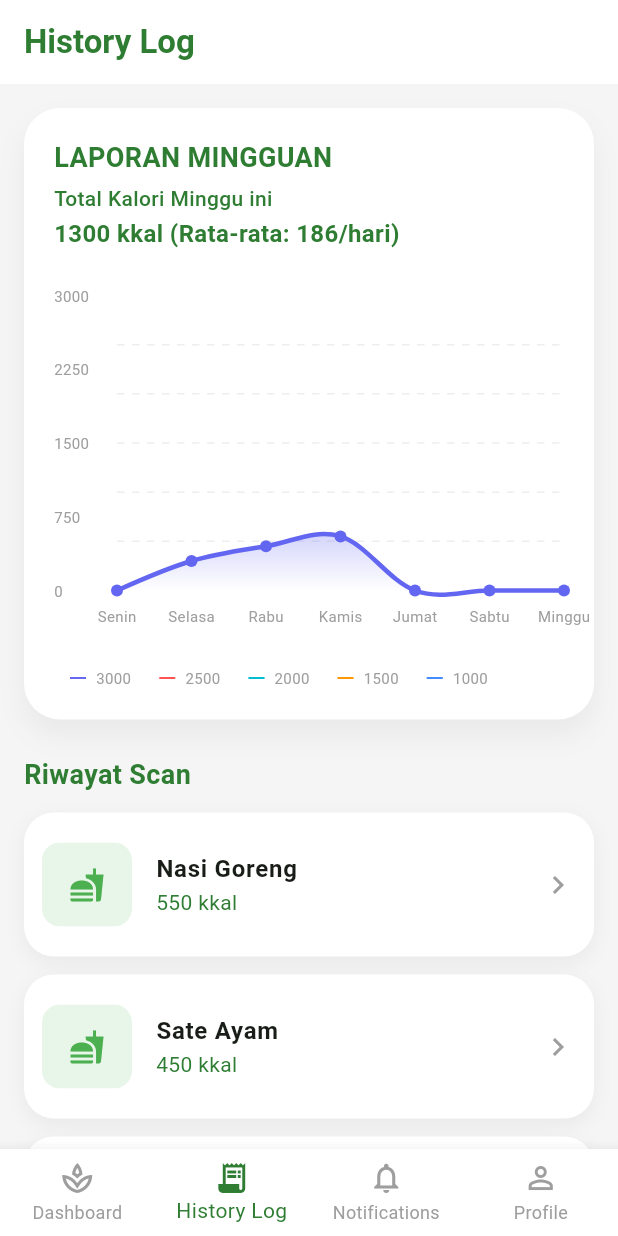
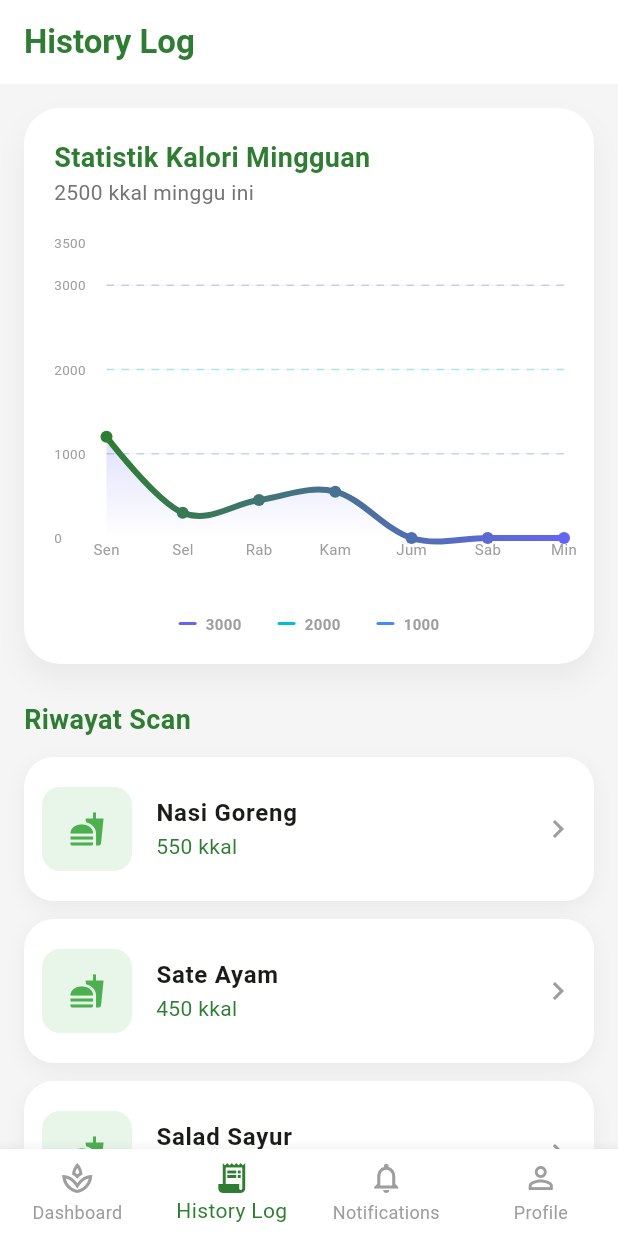
Before and after one commit to ZoeryaXD/NutriGenius, a Flutter app: the screen it shows after launch, item 2 of the bottom bar chosen, on a phone screen of 412 x 824 dp. Run offline on Flutter 3.47's test engine with Material 3 defaults, Android fonts, the phone set to English and light mode, and no system bars; drawn by our look-alikes of fl_chart; our stand-ins replace flutter_bloc, get_it, sqflite; accounts and stored records are empty.

Commit message:
Tambah Tampilan  Responsif

```diff
--- a/lib/features/history/presentation/bloc/history_bloc.dart
+++ b/lib/features/history/presentation/bloc/history_bloc.dart
@@ -15,52 +15,14 @@ class HistoryBloc extends Bloc<HistoryEvent, HistoryState> {
         List<FoodModel> data = await dbHelper.getHistory();
 
         if (data.isEmpty) {
-          data = [
-            FoodModel(
-              id: 1,
-              foodName: "Nasi Goreng",
-              calories: 550,
-              protein: 15,
-              carbs: 60,
-              fat: 20,
-              sugar: 5,
-              imagePath: "",
-              createdAt: DateTime.now().toIso8601String(),
-            ),
-            FoodModel(
-              id: 2,
-              foodName: "Sate Ayam",
-              calories: 450,
-              protein: 25,
-              carbs: 10,
-              fat: 15,
-              sugar: 8,
-              imagePath: "",
-              createdAt: DateTime.now()
-                  .subtract(const Duration(days: 1))
-                  .toIso8601String(),
-            ),
-            FoodModel(
-              id: 3,
-              foodName: "Salad Sayur",
-              calories: 300,
-              protein: 5,
-              carbs: 30,
-              fat: 2,
-              sugar: 10,
-              imagePath: "",
-              createdAt: DateTime.now()
-                  .subtract(const Duration(days: 2))
-                  .toIso8601String(),
-            ),
-          ];
+          data = _generateDummyData();
         }
 
         final weeklyData = _calculateWeeklyData(data);
 
         emit(HistoryLoaded(data, weeklyData));
       } catch (e) {
-        emit(HistoryError(e.toString()));
+        emit(HistoryError("Gagal memuat riwayat: $e"));
       }
     });
 
@@ -77,41 +39,113 @@ class HistoryBloc extends Bloc<HistoryEvent, HistoryState> {
       try {
         await dbHelper.deleteFood(event.id);
 
-        try {
-          await _deleteFromServer(event.id);
-        } catch (e) {
-          print(e);
-        }
+        _deleteFromServer(
+          event.id,
+        ).catchError((e) => print("Server Delete Error: $e"));
 
         add(LoadHistory());
       } catch (e) {
-        emit(HistoryError(e.toString()));
+        emit(HistoryError("Gagal menghapus riwayat: $e"));
       }
     });
-  }
-
-  Future<void> _deleteFromServer(int id) async {
-    final response = await http.delete(
-      Uri.parse('http://192.168.1.xxx:3000/api/history/$id'),
-    );
-
-    if (response.statusCode != 200) {
-      throw Exception("Failed to delete from server");
-    }
   }
 
   List<double> _calculateWeeklyData(List<FoodModel> histories) {
     List<double> weekCalories = List.filled(7, 0.0);
 
+    DateTime now = DateTime.now();
+    DateTime startOfWeek = now.subtract(Duration(days: now.weekday - 1));
+    startOfWeek = DateTime(
+      startOfWeek.year,
+      startOfWeek.month,
+      startOfWeek.day,
+    );
+
     for (var food in histories) {
       try {
         DateTime date = DateTime.parse(food.createdAt);
-        int dayIndex = date.weekday - 1;
-        weekCalories[dayIndex] += food.calories;
+
+        if (date.isAfter(startOfWeek.subtract(const Duration(seconds: 1)))) {
+          int dayIndex = date.weekday - 1;
+          if (dayIndex >= 0 && dayIndex < 7) {
+            weekCalories[dayIndex] += food.calories;
+          }
+        }
       } catch (e) {
         print("Error parsing date: $e");
       }
     }
     return weekCalories;
   }
+
+  List<FoodModel> _generateDummyData() {
+    DateTime now = DateTime.now();
+    return [
+      FoodModel(
+        id: 1,
+        foodName: "Nasi Goreng",
+        calories: 550,
+        protein: 15,
+        carbs: 60,
+        fat: 20,
+        sugar: 5,
+        imagePath: "",
+        createdAt: now.toIso8601String(),
+      ),
+      FoodModel(
+        id: 2,
+        foodName: "Sate Ayam",
+        calories: 450,
+        protein: 25,
+        carbs: 10,
+        fat: 15,
+        sugar: 8,
+        imagePath: "",
+        createdAt: now.subtract(const Duration(days: 1)).toIso8601String(),
+      ),
+      FoodModel(
+        id: 3,
+        foodName: "Salad Sayur",
+        calories: 300,
+        protein: 5,
+        carbs: 30,
+        fat: 2,
+        sugar: 10,
+        imagePath: "",
+        createdAt: now.subtract(const Duration(days: 2)).toIso8601String(),
+      ),
+      FoodModel(
+        id: 4,
+        foodName: "Ayam Bakar",
+        calories: 1200,
+        protein: 40,
+        carbs: 5,
+        fat: 12,
+        sugar: 0,
+        imagePath: "",
+        createdAt: now.subtract(const Duration(days: 3)).toIso8601String(),
+      ),
+      FoodModel(
+        id: 5,
+        foodName: "Seblak",
+        calories: 800,
+        protein: 10,
+        carbs: 80,
+        fat: 25,
+        sugar: 4,
+        imagePath: "",
+        createdAt: now.subtract(const Duration(days: 4)).toIso8601String(),
+      ),
+    ];
+  }
+
+  Future<void> _deleteFromServer(int id) async {
+    final response = await http
+        .delete(Uri.parse('http://192.168.1.xxx:3000/api/history/$id'))
+        .timeout(const Duration(seconds: 5));
+
+    if (response.statusCode != 200) {
+      throw Exception("Failed to delete from server");
+    }
+  }
 }
--- a/lib/features/history/presentation/pages/history_page.dart
+++ b/lib/features/history/presentation/pages/history_page.dart
@@ -88,53 +88,55 @@ class _HistoryPageState extends State<HistoryPage> {
   }
 
   Widget _buildWideLayout(HistoryLoaded state) {
-    return Row(
-      crossAxisAlignment: CrossAxisAlignment.start,
+    return Column(
       children: [
-        Expanded(
-          flex: 45,
-          child: SingleChildScrollView(
-            padding: const EdgeInsets.fromLTRB(24, 32, 12, 32),
-            child: Column(
-              crossAxisAlignment: CrossAxisAlignment.start,
-              children: [
-                const Text(
+        Padding(
+          padding: const EdgeInsets.fromLTRB(24, 24, 24, 8),
+          child: Row(
+            children: [
+              Expanded(
+                flex: 45,
+                child: const Text(
                   "Laporan Mingguan",
                   style: TextStyle(
-                    fontSize: 22,
-                    fontWeight: FontWeight.bold,
-                    color: Color(0xFF2E7D32),
-                  ),
-                ),
-                const SizedBox(height: 20),
-                AspectRatio(
-                  aspectRatio: 1.2,
-                  child: WeeklyReportCard(weeklyData: state.chartData),
-                ),
-              ],
-            ),
-          ),
-        ),
-
-        Expanded(
-          flex: 55,
-          child: Column(
-            crossAxisAlignment: CrossAxisAlignment.start,
-            children: [
-              const Padding(
-                padding: EdgeInsets.fromLTRB(12, 40, 24, 16),
-                child: Text(
-                  "Riwayat Scan",
-                  style: TextStyle(
-                    fontSize: 18,
+                    fontSize: 20,
                     fontWeight: FontWeight.bold,
                     color: Color(0xFF2E7D32),
                   ),
                 ),
               ),
+              const SizedBox(width: 24),
               Expanded(
+                flex: 55,
+                child: const Text(
+                  "Riwayat Scan",
+                  style: TextStyle(
+                    fontSize: 20,
+                    fontWeight: FontWeight.bold,
+                    color: Color(0xFF2E7D32),
+                  ),
+                ),
+              ),
+            ],
+          ),
+        ),
+
+        Expanded(
+          child: Row(
+            crossAxisAlignment: CrossAxisAlignment.start,
+            children: [
+              Expanded(
+                flex: 45,
+                child: SingleChildScrollView(
+                  padding: const EdgeInsets.fromLTRB(24, 8, 12, 24),
+                  child: WeeklyReportCard(weeklyData: state.chartData),
+                ),
+              ),
+
+              Expanded(
+                flex: 55,
                 child: ListView.builder(
-                  padding: const EdgeInsets.fromLTRB(12, 0, 24, 32),
+                  padding: const EdgeInsets.fromLTRB(12, 8, 24, 24),
                   itemCount: state.histories.length,
                   itemBuilder: (context, index) =>
                       HistoryListItem(food: state.histories[index]),
--- a/lib/features/history/presentation/widgets/weekly_report_card.dart
+++ b/lib/features/history/presentation/widgets/weekly_report_card.dart
@@ -3,16 +3,20 @@ import 'package:flutter/material.dart';
 
 class WeeklyReportCard extends StatelessWidget {
   final List<double> weeklyData;
+  final bool isLandscape;
 
-  const WeeklyReportCard({super.key, required this.weeklyData});
+  const WeeklyReportCard({
+    super.key,
+    required this.weeklyData,
+    this.isLandscape = false,
+  });
 
   @override
   Widget build(BuildContext context) {
     double total = weeklyData.fold(0, (sum, item) => sum + item);
-    double average = total / 7;
 
     return Container(
-      padding: const EdgeInsets.all(20),
+      padding: EdgeInsets.all(isLandscape ? 16 : 20),
       decoration: BoxDecoration(
         color: Colors.white,
         borderRadius: BorderRadius.circular(24),
@@ -25,106 +29,68 @@ class WeeklyReportCard extends StatelessWidget {
         ],
       ),
       child: Column(
+        mainAxisSize: MainAxisSize.min,
         crossAxisAlignment: CrossAxisAlignment.start,
         children: [
-          const Text(
-            "LAPORAN MINGGUAN",
+          Text(
+            "Statistik Kalori Mingguan",
             style: TextStyle(
-              fontSize: 18,
+              fontSize: isLandscape ? 14 : 18,
               fontWeight: FontWeight.bold,
-              color: Color(0xFF2E7D32),
+              color: const Color(0xFF2E7D32),
             ),
           ),
-          const SizedBox(height: 4),
-          const Text(
-            "Total Kalori Minggu ini",
+          FittedBox(
+            fit: BoxFit.scaleDown,
+            child: Text(
+              "${total.toStringAsFixed(0)} kkal minggu ini",
               style: TextStyle(
-              color: Color(0xFF2E7D32),
-              fontWeight: FontWeight.w500,
+                fontSize: isLandscape ? 12 : 14,
+                color: Colors.grey[600],
               ),
             ),
-          const SizedBox(height: 2),
-          Text(
-            "${total.toStringAsFixed(0)} kkal (Rata-rata: ${average.toStringAsFixed(0)}/hari)",
-            style: const TextStyle(
-              fontSize: 16,
-              fontWeight: FontWeight.bold,
-              color: Color(0xFF2E7D32),
           ),
-          ),
-          const SizedBox(height: 30),
+          SizedBox(height: isLandscape ? 12 : 24),
           AspectRatio(
-            aspectRatio: 1.5,
+            aspectRatio: isLandscape ? 2.2 : 1.5,
             child: LineChart(
               LineChartData(
+                lineTouchData: LineTouchData(
+                  touchTooltipData: LineTouchTooltipData(
+                    getTooltipColor: (touchedSpot) => const Color(0xFF2E7D32),
+                    tooltipBorderRadius: BorderRadius.circular(8),
+                    getTooltipItems: (List<LineBarSpot> touchedSpots) {
+                      return touchedSpots.map((LineBarSpot touchedSpot) {
+                        return LineTooltipItem(
+                          '${touchedSpot.y.toInt()} kkal',
+                          const TextStyle(
+                            color: Colors.white,
+                            fontWeight: FontWeight.bold,
+                            fontSize: 12,
+                          ),
+                        );
+                      }).toList();
+                    },
+                  ),
+                  handleBuiltInTouches: true,
+                ),
+                extraLinesData: ExtraLinesData(
+                  horizontalLines: [
+                    _buildThresholdLine(3000, const Color(0xFF6366F1)),
+                    _buildThresholdLine(2000, Colors.cyan),
+                    _buildThresholdLine(1000, Colors.blueAccent),
+                  ],
+                ),
                 gridData: FlGridData(
                   show: true,
                   drawVerticalLine: false,
-                  getDrawingHorizontalLine: (value) => FlLine(
-                    color: Colors.grey[200],
-                    strokeWidth: 1,
-                    dashArray: [5, 5],
+                  getDrawingHorizontalLine: (value) =>
+                      FlLine(color: Colors.grey[100]!, strokeWidth: 1),
                 ),
-                ),
-                titlesData: FlTitlesData(
-                  show: true,
-                  rightTitles: const AxisTitles(
-                    sideTitles: SideTitles(showTitles: false),
-                  ),
-                  topTitles: const AxisTitles(
-                    sideTitles: SideTitles(showTitles: false),
-                  ),
-                  bottomTitles: AxisTitles(
-                    sideTitles: SideTitles(
-                      showTitles: true,
-                      reservedSize: 30,
-                      interval: 1,
-                      getTitlesWidget: (value, meta) {
-                        const days = [
-                          'Senin',
-                          'Selasa',
-                          'Rabu',
-                          'Kamis',
-                          'Jumat',
-                          'Sabtu',
-                          'Minggu',
-                        ];
-                        if (value.toInt() >= 0 && value.toInt() < days.length) {
-                          return Padding(
-                            padding: const EdgeInsets.only(top: 10),
-                            child: Text(
-                              days[value.toInt()],
-                              style: const TextStyle(
-                                fontSize: 10,
-                                color: Colors.grey,
-                              ),
-                            ),
-                          );
-                        }
-                        return const Text('');
-                      },
-                    ),
-                  ),
-                  leftTitles: AxisTitles(
-                    sideTitles: SideTitles(
-                      showTitles: true,
-                      interval: 750,
-                      reservedSize: 42,
-                      getTitlesWidget: (value, meta) => Text(
-                        value.toInt().toString(),
-                        style: const TextStyle(
-                          fontSize: 10,
-                          color: Colors.grey,
-                        ),
-                      ),
-                    ),
-                  ),
-                ),
+                titlesData: _buildTitlesData(),
                 borderData: FlBorderData(show: false),
-                minX: 0,
-                maxX: 6,
                 minY: 0,
-                maxY: 3000,
+                maxY: 3500,
                 lineBarsData: [
                   LineChartBarData(
                     spots: weeklyData
@@ -133,15 +99,17 @@ class WeeklyReportCard extends StatelessWidget {
                         .map((e) => FlSpot(e.key.toDouble(), e.value))
                         .toList(),
                     isCurved: true,
-                    color: const Color(0xFF6366F1),
-                    barWidth: 3,
+                    gradient: const LinearGradient(
+                      colors: [Color(0xFF2E7D32), Color(0xFF6366F1)],
+                    ),
+                    barWidth: 4,
                     isStrokeCapRound: true,
                     dotData: const FlDotData(show: true),
                     belowBarData: BarAreaData(
                       show: true,
                       gradient: LinearGradient(
                         colors: [
-                          const Color(0xFF6366F1).withOpacity(0.3),
+                          const Color(0xFF6366F1).withOpacity(0.2),
                           const Color(0xFF6366F1).withOpacity(0.0),
                         ],
                         begin: Alignment.topCenter,
@@ -160,41 +128,87 @@ class WeeklyReportCard extends StatelessWidget {
     );
   }
 
+  HorizontalLine _buildThresholdLine(double y, Color color) {
+    return HorizontalLine(
+      y: y,
+      color: color.withOpacity(0.3),
+      strokeWidth: 1,
+      dashArray: [5, 5],
+    );
+  }
+
+  FlTitlesData _buildTitlesData() {
+    return FlTitlesData(
+      show: true,
+      rightTitles: const AxisTitles(sideTitles: SideTitles(showTitles: false)),
+      topTitles: const AxisTitles(sideTitles: SideTitles(showTitles: false)),
+      bottomTitles: AxisTitles(
+        sideTitles: SideTitles(
+          showTitles: true,
+          reservedSize: 30,
+          getTitlesWidget: (value, meta) {
+            const days = ['Sen', 'Sel', 'Rab', 'Kam', 'Jum', 'Sab', 'Min'];
+            if (value.toInt() >= 0 && value.toInt() < days.length) {
+              return Text(
+                days[value.toInt()],
+                style: const TextStyle(fontSize: 10, color: Colors.grey),
+              );
+            }
+            return const SizedBox();
+          },
+        ),
+      ),
+      leftTitles: AxisTitles(
+        sideTitles: SideTitles(
+          showTitles: true,
+          interval: 1000,
+          reservedSize: 35,
+          getTitlesWidget: (value, meta) => Text(
+            value.toInt().toString(),
+            style: const TextStyle(fontSize: 9, color: Colors.grey),
+          ),
+        ),
+      ),
+    );
+  }
+
   Widget _buildLegend() {
     final legendItems = [
       {'val': '3000', 'color': const Color(0xFF6366F1)},
-      {'val': '2500', 'color': Colors.redAccent},
       {'val': '2000', 'color': Colors.cyan},
-      {'val': '1500', 'color': Colors.orange},
       {'val': '1000', 'color': Colors.blueAccent},
     ];
 
-    return SingleChildScrollView(
-      scrollDirection: Axis.horizontal,
-      child: Row(
+    return Row(
       mainAxisAlignment: MainAxisAlignment.center,
       children: legendItems
           .map(
             (item) => Padding(
-                padding: const EdgeInsets.symmetric(horizontal: 8),
+              padding: const EdgeInsets.symmetric(horizontal: 12),
               child: Row(
                 children: [
-                    Icon(
-                      Icons.horizontal_rule,
-                      size: 16,
+                  Container(
+                    width: 12,
+                    height: 2,
+                    decoration: BoxDecoration(
                       color: item['color'] as Color,
+                      borderRadius: BorderRadius.circular(2),
                     ),
-                    const SizedBox(width: 4),
+                  ),
+                  const SizedBox(width: 6),
                   Text(
                     item['val'] as String,
-                      style: const TextStyle(fontSize: 10, color: Colors.grey),
+                    style: const TextStyle(
+                      fontSize: 10,
+                      color: Colors.grey,
+                      fontWeight: FontWeight.bold,
+                    ),
                   ),
                 ],
               ),
             ),
           )
           .toList(),
-      ),
     );
   }
 }
--- a/lib/features/main_page.dart
+++ b/lib/features/main_page.dart
@@ -26,7 +26,6 @@ class _MainPageState extends State<MainPage> {
     return LayoutBuilder(
       builder: (context, constraints) {
         bool isWideScreen = constraints.maxWidth > 600;
-
         return Scaffold(
           body: Row(
             children: [
@@ -36,17 +35,42 @@ class _MainPageState extends State<MainPage> {
                   selectedIndex: _currentIndex,
                   onDestinationSelected: (index) =>
                       setState(() => _currentIndex = index),
-                  leading: Column(
-                    children: [
-                      const SizedBox(height: 30),
-                      const CircleAvatar(
-                        radius: 30,
-                        backgroundColor: Color(0xFFE8F5E9),
-                        child: Icon(Icons.spa, color: Color(0xFF2E7D32)),
-                      ),
-                      const SizedBox(height: 30),
-                    ],
+                  leading: Padding(
+                    padding: const EdgeInsets.symmetric(horizontal: 16),
+                    child: Column(
+                      crossAxisAlignment: CrossAxisAlignment.start,
+                      children: [
+                        const SizedBox(height: 40),
+                        constraints.maxWidth > 900
+                            ? Row(
+                                mainAxisSize: MainAxisSize.min,
+                                children: [
+                                  const Icon(
+                                    Icons.spa,
+                                    color: Color(0xFF2E7D32),
+                                    size: 32,
+                                  ),
+                                  const SizedBox(width: 10),
+                                  const Text(
+                                    'NutriGenius',
+                                    style: TextStyle(
+                                      fontSize: 18,
+                                      fontWeight: FontWeight.bold,
+                                      color: Color(0xFF2E7D32),
+                                    ),
+                                  ),
+                                ],
+                              )
+                            : const Icon(
+                                Icons.spa,
+                                color: Color(0xFF2E7D32),
+                                size: 32,
+                              ),
+                        const SizedBox(height: 30),
+                      ],
+                    ),
                   ),
+
                   labelType: constraints.maxWidth > 900
                       ? NavigationRailLabelType.none
                       : NavigationRailLabelType.all,
@@ -69,7 +93,7 @@ class _MainPageState extends State<MainPage> {
                     NavigationRailDestination(
                       icon: Icon(Icons.receipt_long_outlined),
                       selectedIcon: Icon(Icons.receipt_long),
-                      label: Text('History'),
+                      label: Text('History Log'),
                     ),
                     NavigationRailDestination(
                       icon: Icon(Icons.notifications_none),
```
Lines whose indentation alone changed are shown as unchanged.
